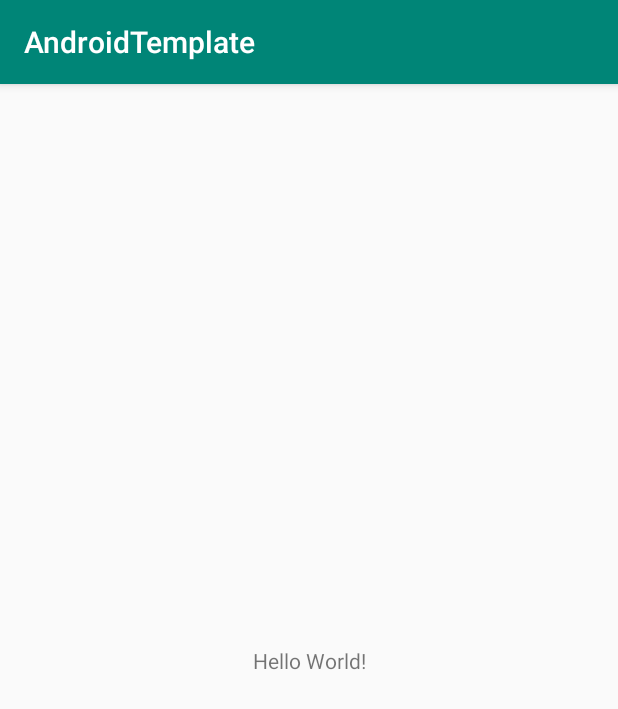
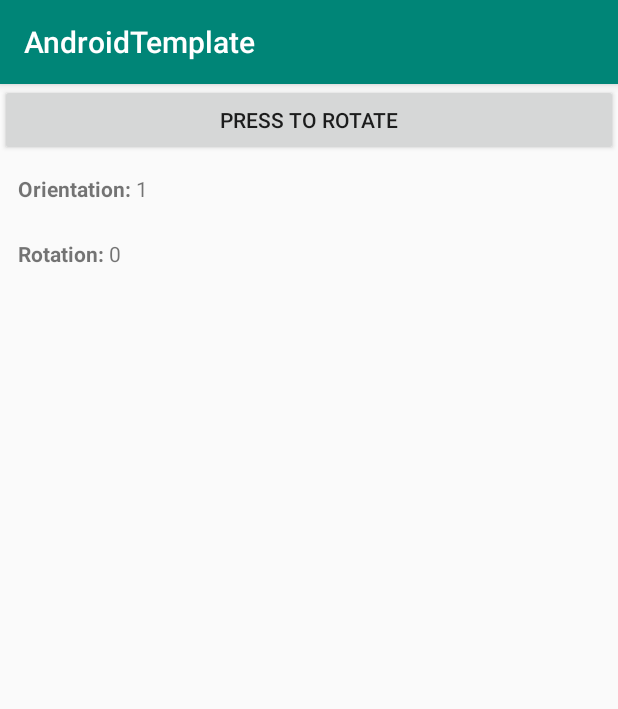
Before and after one commit to ShaharAF/android-template, an Android app: the screen it shows after launch (MainActivity), on a phone screen of 412 x 824 dp. Shown: the top 709 px of the screen. Run offline under Robolectric (Android 15) with nearby library versions, the phone set to English and light mode, and no system bars.

Commit message:
simple app

```diff
--- a/app/src/main/java/com/example/androidtemplate/MainActivity.java
+++ b/app/src/main/java/com/example/androidtemplate/MainActivity.java
@@ -1,7 +1,12 @@
 package com.example.androidtemplate;
 
+import android.content.pm.ActivityInfo;
 import android.support.v7.app.AppCompatActivity;
 import android.os.Bundle;
+import android.view.View;
+import android.widget.Button;
+import android.widget.TextView;
+import android.widget.Toast;
 
 public class MainActivity extends AppCompatActivity {
 
@@ -9,5 +14,27 @@ public class MainActivity extends AppCompatActivity {
     protected void onCreate(Bundle savedInstanceState) {
         super.onCreate(savedInstanceState);
         setContentView(R.layout.activity_main);
+
+        Button rotateBtn = (Button) findViewById(R.id.rotate_btn);
+        TextView orientationTv = (TextView) findViewById(R.id.orientation_txt);
+        TextView rotationTv = (TextView) findViewById(R.id.rotation_txt);
+
+        final int rotation = getWindowManager().getDefaultDisplay().getRotation();
+        rotationTv.setText(Integer.toString(rotation));
+
+        int orientation = getResources().getConfiguration().orientation;
+        orientationTv.setText(Integer.toString(orientation));
+
+        rotateBtn.setOnClickListener(new View.OnClickListener() {
+            @Override
+            public void onClick(View v) {
+                Toast.makeText(getApplicationContext(), "changing rotation", Toast.LENGTH_LONG).show();
+                if(rotation == 0) {
+                    setRequestedOrientation(ActivityInfo.SCREEN_ORIENTATION_LANDSCAPE);
+                }else{
+                    setRequestedOrientation(ActivityInfo.SCREEN_ORIENTATION_PORTRAIT);
+                }
+            }
+        });
     }
 }
--- a/app/src/main/res/layout/activity_main.xml
+++ b/app/src/main/res/layout/activity_main.xml
@@ -1,18 +1,54 @@
 <?xml version="1.0" encoding="utf-8"?>
-<android.support.constraint.ConstraintLayout xmlns:android="http://schemas.android.com/apk/res/android"
+<LinearLayout xmlns:android="http://schemas.android.com/apk/res/android"
     xmlns:app="http://schemas.android.com/apk/res-auto"
     xmlns:tools="http://schemas.android.com/tools"
     android:layout_width="match_parent"
     android:layout_height="match_parent"
+    android:orientation="vertical"
     tools:context=".MainActivity">
 
-    <TextView
-        android:layout_width="wrap_content"
+    <Button
+        android:id="@+id/rotate_btn"
+        android:layout_width="match_parent"
         android:layout_height="wrap_content"
-        android:text="Hello World!"
-        app:layout_constraintBottom_toBottomOf="parent"
-        app:layout_constraintLeft_toLeftOf="parent"
-        app:layout_constraintRight_toRightOf="parent"
-        app:layout_constraintTop_toTopOf="parent" />
+        android:text="press to rotate" />
 
-</android.support.constraint.ConstraintLayout>
+    <LinearLayout
+        android:layout_width="match_parent"
+        android:layout_height="wrap_content"
+        android:orientation="horizontal"
+        android:padding="12dp">
+
+        <TextView
+            android:layout_width="wrap_content"
+            android:layout_height="wrap_content"
+            android:text="Orientation: "
+            android:textStyle="bold" />
+
+        <TextView
+            android:id="@+id/orientation_txt"
+            android:layout_width="wrap_content"
+            android:layout_height="wrap_content"
+            android:text="place holder" />
+    </LinearLayout>
+
+    <LinearLayout
+        android:layout_width="match_parent"
+        android:layout_height="wrap_content"
+        android:orientation="horizontal"
+        android:padding="12dp">
+
+        <TextView
+            android:layout_width="wrap_content"
+            android:layout_height="wrap_content"
+            android:text="Rotation: "
+            android:textStyle="bold" />
+
+        <TextView
+            android:id="@+id/rotation_txt"
+            android:layout_width="wrap_content"
+            android:layout_height="wrap_content"
+            android:text="place holder" />
+    </LinearLayout>
+
+</LinearLayout>
```
